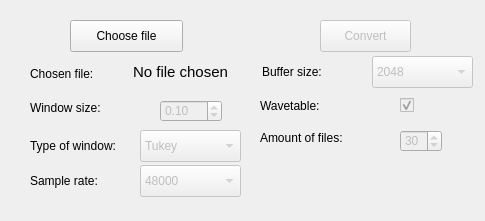
First picture: the form in python/converter/ui/convert_gui.ui, repository kj-jondell/Diabetes-Synth, before the edit.
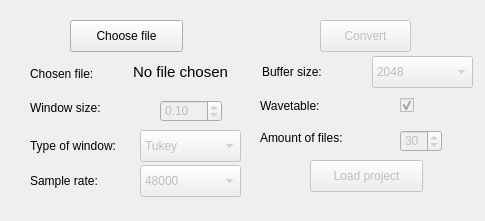
Second picture: the form after the edit.

```diff
--- a/python/converter/ui/convert_gui.ui
+++ b/python/converter/ui/convert_gui.ui
@@ -378,6 +378,25 @@
     <bool>false</bool>
    </property>
   </widget>
+  <widget class="QPushButton" name="file_chooser_2">
+   <property name="enabled">
+    <bool>false</bool>
+   </property>
+   <property name="geometry">
+    <rect>
+     <x>310</x>
+     <y>160</y>
+     <width>113</width>
+     <height>32</height>
+    </rect>
+   </property>
+   <property name="acceptDrops">
+    <bool>false</bool>
+   </property>
+   <property name="text">
+    <string>Load project</string>
+   </property>
+  </widget>
  </widget>
  <resources/>
  <connections/>
```
